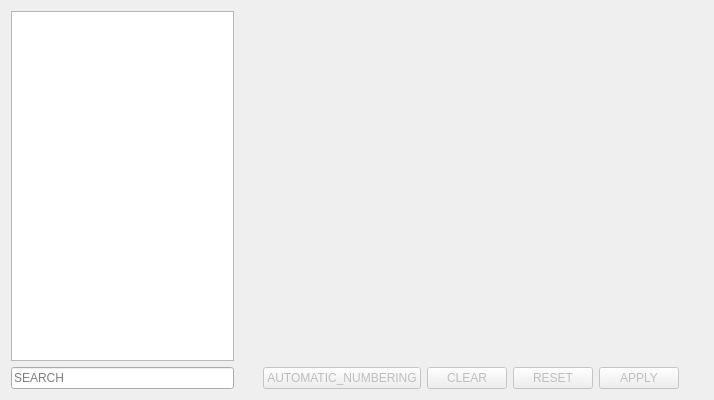
Before: the Qt Designer form src/ui/listtab.ui in Orionsilver/Yo-kai_Editor_B2, drawn with Qt 5.
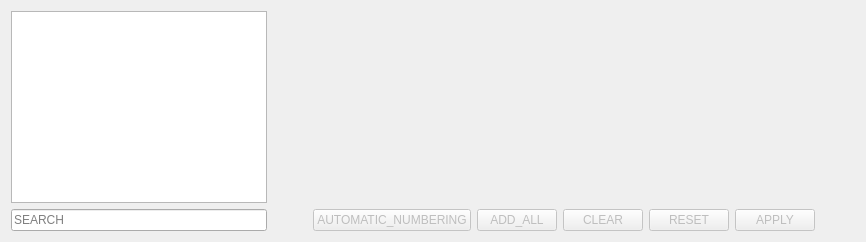
After: the same form once the commit is applied.

```diff
--- a/src/ui/listtab.ui
+++ b/src/ui/listtab.ui
@@ -2,14 +2,6 @@
 <ui version="4.0">
  <class>ListTab</class>
  <widget class="QWidget" name="ListTab">
-  <property name="geometry">
-   <rect>
-    <x>0</x>
-    <y>0</y>
-    <width>714</width>
-    <height>400</height>
-   </rect>
-  </property>
   <property name="windowTitle">
    <string notr="true">Form</string>
   </property>
@@ -87,6 +79,16 @@
            </property>
           </widget>
          </item>
+         <item>
+          <widget class="QPushButton" name="addAllButton">
+           <property name="enabled">
+            <bool>false</bool>
+           </property>
+           <property name="text">
+            <string>ADD_ALL</string>
+           </property>
+          </widget>
+         </item>
          <item>
           <widget class="QPushButton" name="clearB">
            <property name="enabled">
```
